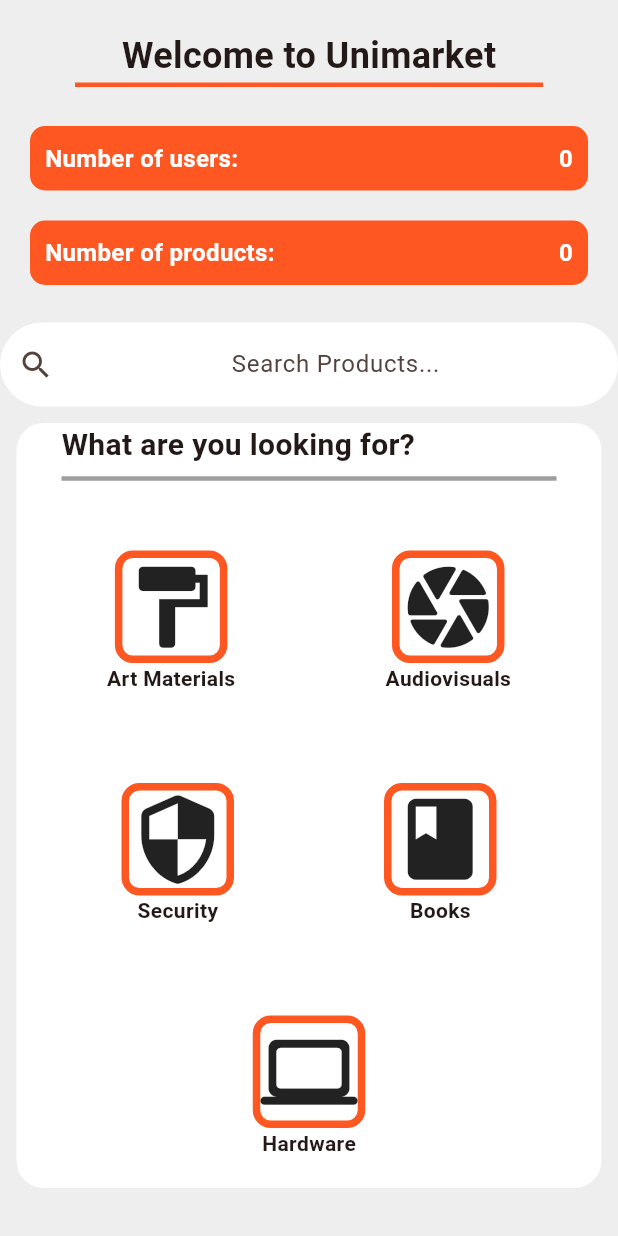
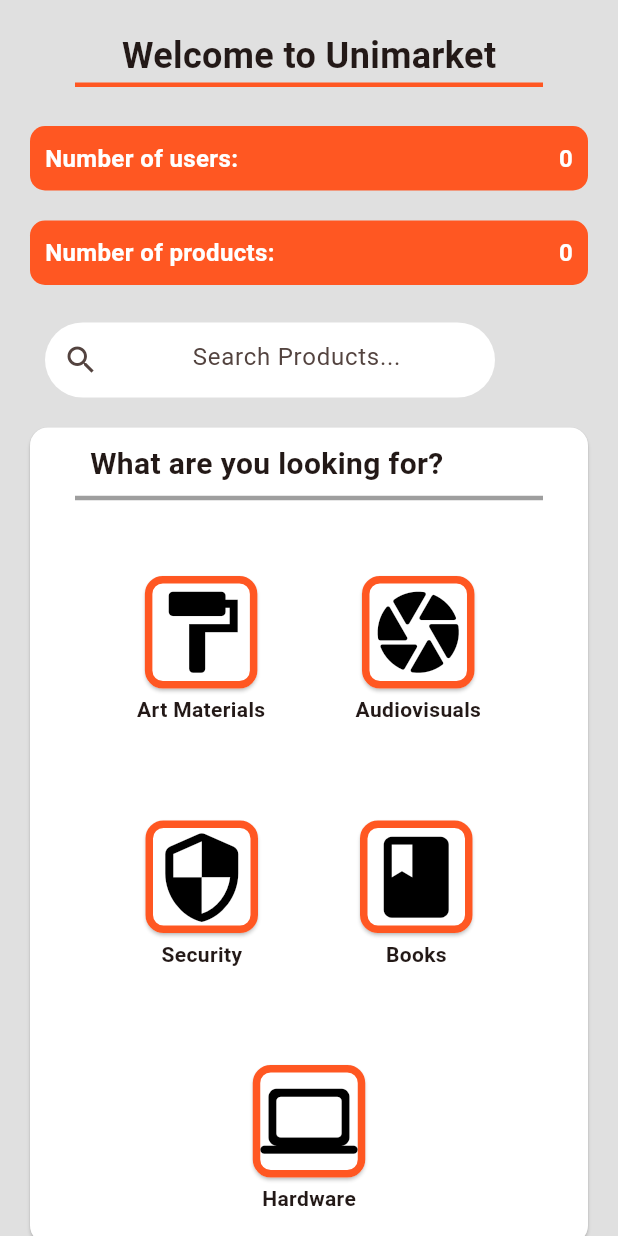
Before and after one commit to ISIS3510-202410-Team5/Flutter, a Flutter app: the HomeView screen opened directly, on a phone screen of 412 x 824 dp. Run offline on Flutter 3.47's test engine with Material 3 defaults, Android fonts, the phone set to English and light mode, and no system bars; our stand-ins replace cloud_firestore, firebase_auth, firebase_core, firebase_storage, image_picker and 1 more; missing offline and left inert: dart:ffi, light, shake; accounts and stored records are empty; network calls fail.

Commit message:
Context Aware Feature Implemented
For the implementation of the Context Aware feature I used the flutter light plugin and a stream subscription to listen the data calculated by the light sensor. In this way, when the calculated lightLevel was low, a Dark Mode was suggested to the user by an Alert Dialog. If the suggestion was accepted, the application's theme changed automatically. I also used the Shared preferences plugin in order to save in cache either the dark or light mode. I used the Future function to concurrently access the preferences saved in the previous session. All the theme information and the cache management are in the theme.dart file.  the observer pattern was also implemented, because the class MyApp consumes the class ThemeNotifier, so that when the preferences are changed, the class ThemeNotifier uses the metod notifyListeners(), and MyApp reacts to the notification.

```diff
--- a/unimarket/lib/Controllers/publish_controller.dart
+++ b/unimarket/lib/Controllers/publish_controller.dart
@@ -14,7 +14,6 @@ class PublishController extends ChangeNotifier{
   final TextEditingController controllerName = TextEditingController();
   final TextEditingController controllerPrice = TextEditingController();
   final TextEditingController controllerDescription = TextEditingController();
-
 
   Future addProductToCatalog(ProductModel product, File image) async {
 
--- a/unimarket/lib/Views/home_view.dart
+++ b/unimarket/lib/Views/home_view.dart
@@ -1,7 +1,13 @@
+import 'dart:async';
+
 import 'package:cloud_firestore/cloud_firestore.dart';
 import 'package:flutter/material.dart';
+import 'package:provider/provider.dart';
 import 'package:unimarket/Controllers/home_controller.dart';
 import 'package:unimarket/Views/search_view.dart';
+import 'package:light/light.dart';
+import 'package:unimarket/main.dart';
+import 'package:unimarket/theme.dart';
 
 
 class HomeView extends StatefulWidget {
@@ -14,14 +20,58 @@ class HomeView extends StatefulWidget {
 class _HomeViewState extends State<HomeView> {
 
   late HomeController _homeController;
+  Light? _light;
+  StreamSubscription? _subscription;
+
+  String? _luxString;
+  bool toggle = true;
+  bool isDarkTheme = false;
+  late bool sessionThemeConfigured;
+
+
+  void onData(int luxValue) async {
+    double lightLevel = double.tryParse('$luxValue') ?? 0.0;
+    //print("Lux value: $luxValue");
+    setState(() {
+      _luxString = "$luxValue";
+    });
+    if(lightLevel <= 10.0 && !isDarkTheme && !sessionThemeConfigured){
+      showDarkThemeDialog(context);
+      sessionThemeConfigured = true;
+      print('Error 1');
+    } else if(lightLevel >= 40 && isDarkTheme && !sessionThemeConfigured){
+      print('Error 2');
+      showLightThemeDialog(context);
+      sessionThemeConfigured = true;
+    }
+  }
+
+  void stopListening(){
+    _subscription?.cancel();
+  }
+
+  void startListening(){
+    _light = Light();
+    try{
+      _subscription = _light?.lightSensorStream.listen(onData);
+    } on LightException catch(exception){
+      print(exception);
+    }
+  }
 
   @override
   void initState() {
     // Note that you cannot use `async await` in  initState
+    super.initState();
     getData();
     getData1();
     _homeController = HomeController();
-    super.initState();
+    initPlatformState();
+    sessionThemeConfigured = false;
+  }
+
+  Future<void> initPlatformState() async {
+    startListening();
   }
 
   final db = FirebaseFirestore.instance;
@@ -54,7 +104,7 @@ class _HomeViewState extends State<HomeView> {
         usuarios.add(i.data());
       }
     });
-    setState(() => usuariosN = usuarios[0]["regUsers"]);
+    setState(() => usuariosN = usuarios.length);
   }
 
   // int contarProductos() {
@@ -70,11 +120,71 @@ class _HomeViewState extends State<HomeView> {
   //   return 1;
   // }
 
+  void showDarkThemeDialog(BuildContext context) {
+    showDialog(
+      context: context,
+      builder: (BuildContext context) {
+        return AlertDialog(
+                backgroundColor: Colors.white, // Set background color to green
+                title: const Text('Dark Theme Suggestion'),
+                content: const Text('We have noticed that you are in a place without too much light. Would you like to change to the Dark Mode?'),
+                actions: <Widget>[
+                  TextButton(
+                    onPressed: () {
+                      Navigator.of(context).pop();
+                    },
+                    child: const Text('Cancel'),
+                  ),
+
+                  TextButton(
+                    onPressed: () {
+                      Provider.of<ThemeNotifier>(context, listen: false).toogleTheme();
+                      Navigator.of(context).pop();
+                    },
+                    child: const Text('Accept'),
+                  ),
+                ],
+              );
+      },
+    );
+  }
+
+  void showLightThemeDialog(BuildContext context) {
+    showDialog(
+      context: context,
+      builder: (BuildContext context) {
+        return AlertDialog(
+                backgroundColor: Colors.grey[800], // Set background color to green
+                title: const Text('Light Theme Suggestion'),
+                content: const Text('We have noticed that you are in a place with a lot of light. Would you like to change to the Light Mode?'),
+                actions: <Widget>[
+                  TextButton(
+                    onPressed: () {
+                      Navigator.of(context).pop();
+                    },
+                    child: const Text('Cancel'),
+                  ),
+
+                  TextButton(
+                    onPressed: () {
+                      Provider.of<ThemeNotifier>(context, listen: false).toogleTheme();
+                      Navigator.of(context).pop();
+                    },
+                    child: const Text('Accept'),
+                  ),
+                ],
+              );
+      },
+    );
+  }
+
   @override
   Widget build(BuildContext context) {
+
+    isDarkTheme = Provider.of<ThemeNotifier>(context).darkTheme;
+
     return Scaffold(
       resizeToAvoidBottomInset: true,
-      backgroundColor: Colors.grey[200],
       body: ListView(
         children: [
           const SizedBox(
@@ -163,20 +273,25 @@ class _HomeViewState extends State<HomeView> {
             ),
           ),
 
-          const SizedBox(
-            height: 15,
-          ),
+          const SizedBox(height: 15,),
 
-          TextField(
+          Row(
+            children: [
+              const SizedBox(width: 30,),
+              SizedBox(
+                height: 50,
+                width: 300,
+                child: TextField(
                   onTap: () {
                     searchSelection();
                     getData();
                   },
                   style: const TextStyle(color: Colors.black),
                   textAlign: TextAlign.center,
+                  maxLines: 1,
                   decoration: InputDecoration(
                     filled: true,
-              fillColor: Colors.white,
+                    fillColor: Provider.of<ThemeNotifier>(context).getTheme().cardColor,
                     border: OutlineInputBorder(
                       borderRadius: BorderRadius.circular(60.0),
                       borderSide: BorderSide.none,
@@ -185,18 +300,23 @@ class _HomeViewState extends State<HomeView> {
                     prefixIcon: const Icon(Icons.search),
                   ),
                 ),
-          Container(
-            decoration: BoxDecoration(
-              color: Colors.white,
-              borderRadius: BorderRadius.circular(18),
               ),
-            margin: const EdgeInsets.all(11.0),
+              const SizedBox(width: 30,)
+            ],
+          ),
+
+          Consumer<ThemeNotifier>(
+            builder: (context, notifier, child) =>
+            Card(
+              margin: const EdgeInsets.all(20.0),
+              color: notifier.getTheme().cardColor,
               child: Column(
                 children: [
+                  const SizedBox(height: 10,),
                   const Row(
                     children: [
                       SizedBox(
-                      width: 30,
+                        width: 40,
                       ),
                       Text(
                         "What are you looking for?",
@@ -221,136 +341,148 @@ class _HomeViewState extends State<HomeView> {
                     children: [
                       Column(
                         children: [
+                          Card(
+                            color: notifier.getTheme().dividerColor,
+                            child: InkWell(
+                              onTap: (){print('Holsiok');},
+                              child: Column(
+                                children: [
                                   Container(
                                     decoration: BoxDecoration(
-                            color: Colors.white,
                                       borderRadius: BorderRadius.circular(12),
-                            border:
-                                Border.all(color: Colors.deepOrange, width: 5),
+                                      border: Border.all(color: Colors.deepOrange, width: 5),
                                     ),
-                          child: const Column(
+                                    child: Column(
                                       children: [
-                              Icon(
-                                Icons.format_paint,
-                                size: 65,
-                              ),
+                                        Icon(Icons.format_paint, size: 65, color: notifier.getTheme().hintColor),
                                       ],
                                     ),
                                   ),
-                        const Text(
-                          "Art Materials",
-                          style: TextStyle(fontWeight: FontWeight.bold),
+                                ],
+                              )
                             ),
+                          ),
+                          const Text("Art Materials", style: TextStyle(fontWeight: FontWeight.bold),),
                         ],
                       ),
-                    const SizedBox(
-                      width: 100,
-                    ),
+
+                      const SizedBox(width: 60,),
+
                       Column(
+                        children: [
+                          Card(
+                            color: notifier.getTheme().dividerColor,
+                            child: InkWell(
+                              onTap: (){print('Holsiok');},
+                              child: Column(
                                 children: [
                                   Container(
                                     decoration: BoxDecoration(
-                            color: Colors.white,
                                       borderRadius: BorderRadius.circular(12),
-                            border:
-                                Border.all(color: Colors.deepOrange, width: 5),
+                                      border: Border.all(color: Colors.deepOrange, width: 5),
                                     ),
-                          child: const Column(
+                                    child: Column(
                                       children: [
-                              Icon(
-                                Icons.camera_rounded,
-                                size: 65,
-                              ),
+                                        Icon(Icons.camera_rounded, size: 65, color: notifier.getTheme().hintColor),
                                       ],
                                     ),
                                   ),
-                        const Text("Audiovisuals",
-                            style: TextStyle(fontWeight: FontWeight.bold)),
+                                ],
+                              )
+                            ),
+                          ),
+                          const Text("Audiovisuals", style: TextStyle(fontWeight: FontWeight.bold),),
                         ],
                       ),
                     ],
                   ),
-                const SizedBox(
-                  height: 60,
-                ),
+                  const SizedBox(height: 60,),
                   Row(
                     mainAxisAlignment: MainAxisAlignment.center,
                     children: [
                       Column(
                         children: [
+                          Card(
+                            color: notifier.getTheme().dividerColor,
+                            child: InkWell(
+                              onTap: (){print('Holsiok');},
+                              child: Column(
+                                children: [
                                   Container(
                                     decoration: BoxDecoration(
-                            color: Colors.white,
                                       borderRadius: BorderRadius.circular(12),
-                            border:
-                                Border.all(color: Colors.deepOrange, width: 5),
+                                      border: Border.all(color: Colors.deepOrange, width: 5),
                                     ),
-                          child: const Column(
+                                    child: Column(
                                       children: [
-                              Icon(
-                                Icons.security_rounded,
-                                size: 65,
-                              ),
+                                        Icon(Icons.security_rounded, size: 65, color: notifier.getTheme().hintColor),
                                       ],
                                     ),
                                   ),
-                        const Text("Security",
-                            style: TextStyle(fontWeight: FontWeight.bold)),
+                                ],
+                              )
+                            ),
+                          ),
+                          const Text("Security", style: TextStyle(fontWeight: FontWeight.bold),),
                         ],
                       ),
-                    const SizedBox(
-                      width: 100,
-                    ),
+                      const SizedBox(width: 60,),
                       Column(
+                        children: [
+                          Card(
+                            color: notifier.getTheme().dividerColor,
+                            child: InkWell(
+                              onTap: (){print('Holsiok');},
+                              child: Column(
                                 children: [
                                   Container(
                                     decoration: BoxDecoration(
-                            color: Colors.white,
                                       borderRadius: BorderRadius.circular(12),
-                            border:
-                                Border.all(color: Colors.deepOrange, width: 5),
+                                      border: Border.all(color: Colors.deepOrange, width: 5),
                                     ),
-                          child: const Column(
+                                    child: Column(
                                       children: [
-                              Icon(
-                                Icons.book,
-                                size: 65,
-                              ),
+                                        Icon(Icons.book, size: 65, color: notifier.getTheme().hintColor),
                                       ],
                                     ),
                                   ),
-                        const Text("Books",
-                            style: TextStyle(fontWeight: FontWeight.bold)),
+                                ],
+                              )
+                            ),
+                          ),
+                          const Text("Books", style: TextStyle(fontWeight: FontWeight.bold),),
                         ],
                       ),
                     ],
                   ),
-                const SizedBox(
-                  height: 60,
-                ),
+                  const SizedBox(height: 60,),
                   Row(
                     mainAxisAlignment: MainAxisAlignment.center,
                     children: [
                       Column(
                         children: [
+                          Card(
+                            color: notifier.getTheme().dividerColor,
+                            child: InkWell(
+                              onTap: (){print('Holsiok');},
+                              child: Column(
+                                children: [
                                   Container(
                                     decoration: BoxDecoration(
-                            color: Colors.white,
                                       borderRadius: BorderRadius.circular(12),
-                            border:
-                                Border.all(color: Colors.deepOrange, width: 5),
+                                      border: Border.all(color: Colors.deepOrange, width: 5),
                                     ),
-                          child: const Column(
+                                    child: Column(
                                       children: [
-                              Icon(
-                                Icons.computer_rounded,
-                                size: 65,
-                              ),
+                                        Icon(Icons.computer_rounded, size: 65, color: notifier.getTheme().hintColor),
                                       ],
                                     ),
                                   ),
-                        const Text("Hardware",
-                            style: TextStyle(fontWeight: FontWeight.bold)),
+                                ],
+                              )
+                            ),
+                          ),
+                          const Text("Hardware", style: TextStyle(fontWeight: FontWeight.bold),),
                         ],
                       ),
                     ],
@@ -360,7 +492,8 @@ class _HomeViewState extends State<HomeView> {
                   ),
                 ],
               ),
-          ),
+            )
+          )
 
         ],
       ),
--- /dev/null
+++ b/unimarket/lib/theme.dart
@@ -0,0 +1,62 @@
+import "package:flutter/material.dart";
+import "package:shared_preferences/shared_preferences.dart";
+
+
+ThemeData light = ThemeData(
+  brightness: Brightness.light,
+  colorSchemeSeed: Colors.deepOrange,
+  scaffoldBackgroundColor: Colors.grey[300],
+  cardColor: Colors.white,
+  hintColor: Colors.black,
+  dividerColor: Colors.white,
+  appBarTheme: const AppBarTheme(backgroundColor: Colors.white),
+  //textTheme: const TextTheme(titleMedium: TextStyle(fontSize: 22.0, fontStyle: FontStyle.italic))
+);
+
+ThemeData dark = ThemeData(
+  brightness: Brightness.dark,
+  colorSchemeSeed: Colors.deepOrange,
+  scaffoldBackgroundColor: Colors.grey[800],
+  cardColor: Colors.grey[700],
+  hintColor: Colors.grey[700],
+  dividerColor: Colors.white,
+  appBarTheme: AppBarTheme(backgroundColor: Colors.grey[700]),
+  //textTheme: const TextTheme(titleMedium: TextStyle(fontSize: 22.0, fontStyle: FontStyle.italic))
+);
+
+class ThemeNotifier extends ChangeNotifier{
+
+  final String key = "theme";
+  final Future<SharedPreferences> _prefs = SharedPreferences.getInstance();
+  late final SharedPreferences prefs;
+  late bool _darkTheme;
+  late ThemeData _actualThemeData;
+
+  bool get darkTheme => _darkTheme;
+
+  ThemeNotifier() {
+    _actualThemeData = light;
+    _darkTheme = false;
+    _loadFromPrefs();
+  }
+
+  getTheme()=>_actualThemeData;
+
+  toogleTheme(){
+    _darkTheme = !_darkTheme;
+    _darkTheme ? _actualThemeData = dark : _actualThemeData = light;
+    _saveToPrefs();
+    notifyListeners();
+  }
+
+  _loadFromPrefs() async {
+    prefs = await _prefs;
+    _darkTheme = prefs.getBool(key) ?? false;
+    _darkTheme ? _actualThemeData = dark : _actualThemeData = light;
+    notifyListeners();
+  }
+
+  _saveToPrefs() async {
+    await prefs.setBool(key, _darkTheme);
+  }
+}
--- a/unimarket/pubspec.yaml
+++ b/unimarket/pubspec.yaml
@@ -41,6 +41,8 @@ dependencies:
   image_picker: ^1.0.8
   path_provider: ^2.1.3
   firebase_storage: ^11.7.2
+  light: ^3.0.1
+  shared_preferences: ^2.2.3
 
 dev_dependencies:
   flutter_test:
```
Also changed, not shown: unimarket/lib/Views/publish_view.dart (+13 -13 lines), unimarket/lib/main.dart (+15 -9 lines), unimarket/pubspec.lock, 1 other file. Lines whose indentation alone changed are shown as unchanged.
